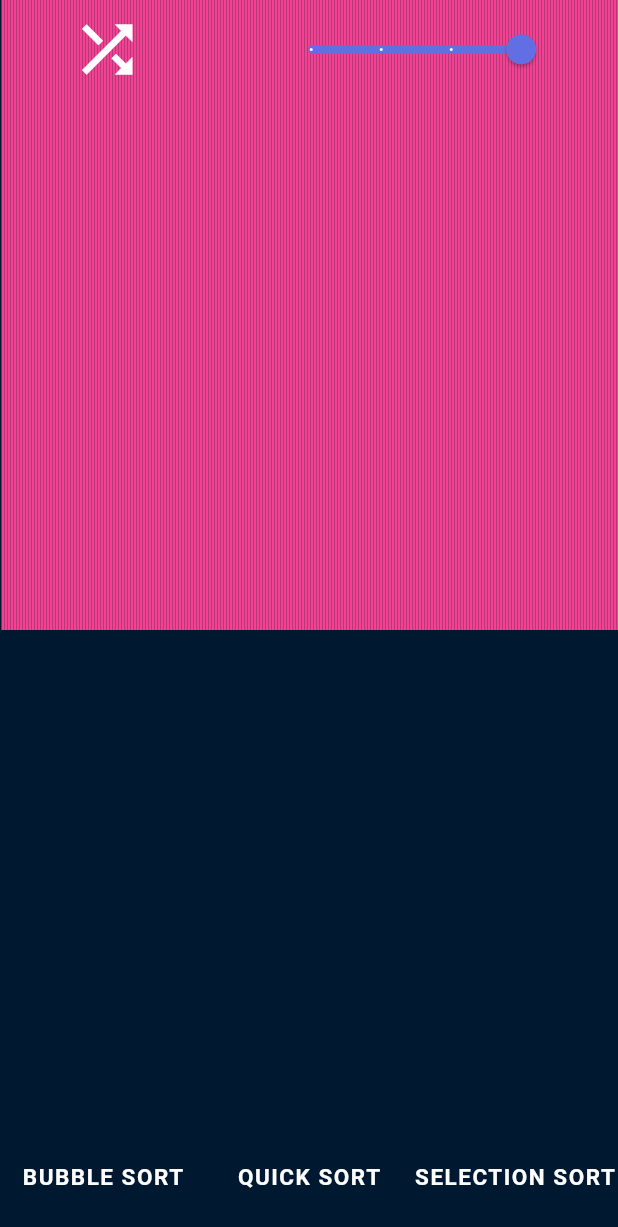
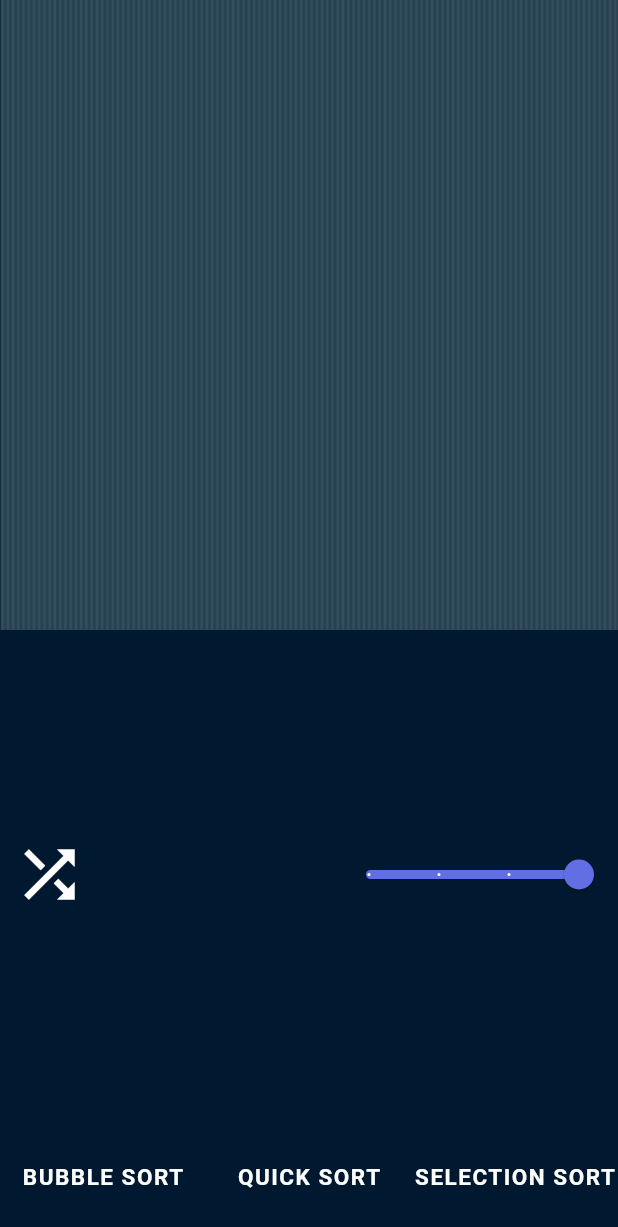
Before and after one commit to parzuko/AlgoVisualizer, a Flutter app: the screen it shows after launch, after a tap on the "shuffle" icon, on a phone screen of 412 x 824 dp. Shown: the top 1227 px of the screen. Run offline on Flutter 3.47's test engine with Material 2 defaults, Android fonts, the phone set to English and light mode, and no system bars; Roboto replaces fonts that are missing (Segoe UI).

Commit message:
Add Colors for Selection Sort & Fix Buttons

```diff
--- a/algo_visual/lib/config/numbers.dart
+++ b/algo_visual/lib/config/numbers.dart
@@ -3,16 +3,27 @@ import 'package:flutter/cupertino.dart';
 
 class NumberViewer extends CustomPainter {
   final double barWidth;
-  final int elementValue;
+  int elementValue;
   final int elementIndex;
+  final int maxVal;
 
-  NumberViewer({this.barWidth, this.elementValue, this.elementIndex});
+  NumberViewer({
+    this.barWidth,
+    this.elementValue,
+    this.elementIndex,
+    this.maxVal,
+  });
   @override
   void paint(Canvas canvas, Size size) {
     Paint paint = Paint();
-    paint.color = Palette.brightText;
+    paint.color = insertionPalette(elementValue);
     paint.strokeWidth = barWidth;
     paint.strokeCap = StrokeCap.butt;
+
+    // if (this.maxVal < 250) {
+    //   this.elementValue += 10;
+    // }
+
     canvas.drawLine(
         Offset(elementIndex * barWidth, elementValue.ceilToDouble()),
         Offset(elementIndex * barWidth, 0),
@@ -23,4 +34,18 @@ class NumberViewer extends CustomPainter {
   bool shouldRepaint(CustomPainter oldDelegate) {
     return true;
   }
+
+  Color insertionPalette(int value) {
+    if (this.elementValue < 500 * .20) {
+      return Palette.insertion_1;
+    } else if (this.elementValue < 500 * .40) {
+      return Palette.insertion_2;
+    } else if (this.elementValue < 500 * .60) {
+      return Palette.insertion_3;
+    } else if (this.elementValue < 500 * .80) {
+      return Palette.insertion_4;
+    } else {
+      return Palette.insertion_5;
+    }
+  }
 }
--- a/algo_visual/lib/screens/home_screen.dart
+++ b/algo_visual/lib/screens/home_screen.dart
@@ -15,7 +15,7 @@ class _HomeScreenState extends State<HomeScreen> {
 
   _shuffle() {
     _array = [];
-    for (int each = 0; each < _sizeOfArray; each++) {
+    for (int each = 0; each < 500; each++) {
       _array.add(Random().nextInt(_sizeOfArray.round()));
     }
 
@@ -39,15 +39,20 @@ class _HomeScreenState extends State<HomeScreen> {
               counter++;
               return CustomPaint(
                 painter: NumberViewer(
-                  barWidth: 2.0,
+                  // barWidth: 2.0,
+                  barWidth: MediaQuery.of(context).size.width / _sizeOfArray,
                   elementValue: item,
                   elementIndex: counter,
+                  maxVal: _sizeOfArray.round(),
                 ),
               );
             }).toList(),
           ),
+          SizedBox(
+            height: 550.0,
+          ),
           Row(
-            mainAxisAlignment: MainAxisAlignment.spaceAround,
+            mainAxisAlignment: MainAxisAlignment.spaceBetween,
             children: [
               Container(
                 child: IconButton(
@@ -61,7 +66,7 @@ class _HomeScreenState extends State<HomeScreen> {
               ),
               Slider(
                 value: _sizeOfArray,
-                min: 100,
+                min: 10,
                 max: 500,
                 divisions: 3,
                 inactiveColor: Palette.textColor,
```
